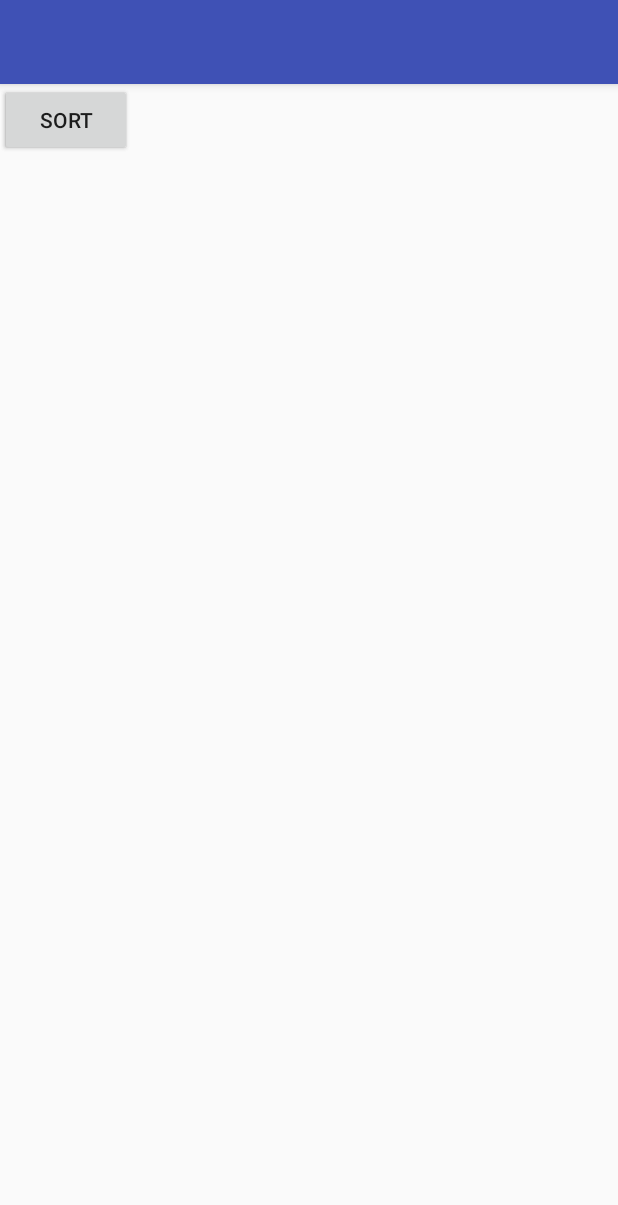
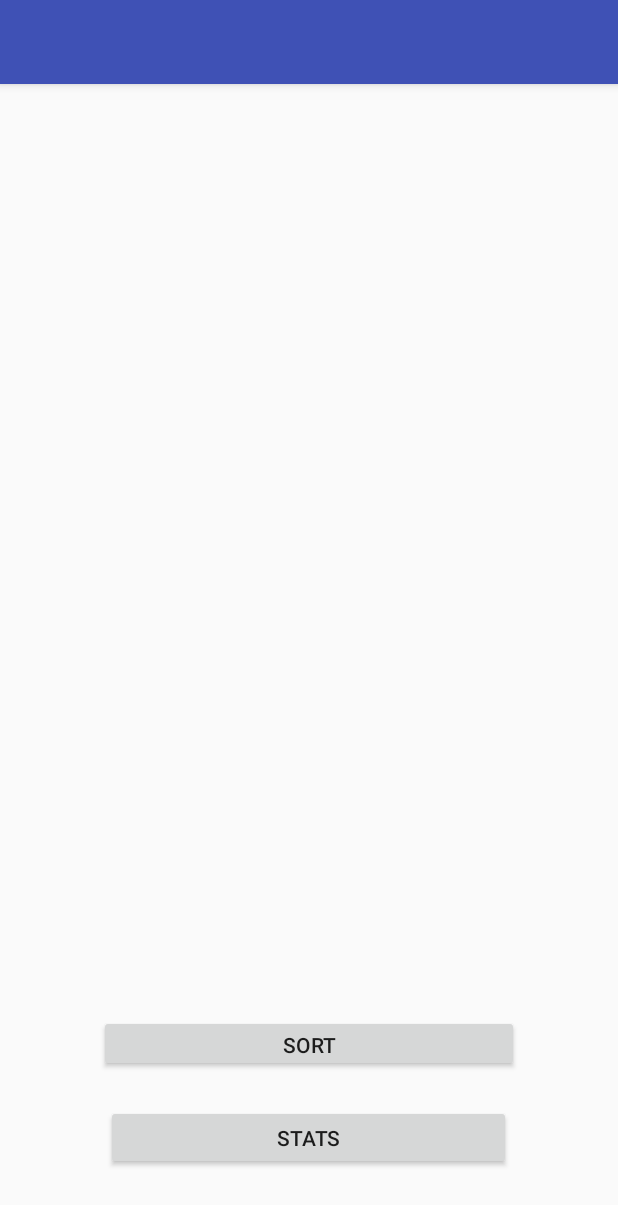
Before and after one commit to NickDuggar/RecycleMe, an Android app: the CameraActivity screen opened directly, with no data from a screen before it, on a phone screen of 412 x 824 dp. Shown: the top 1205 px of the screen. Run offline under Robolectric (Android 15) with nearby library versions, the phone set to English and light mode, and no system bars.

```diff
--- a/app/src/main/java/recycleme/nickduggar/com/recycleme/CameraActivity.java
+++ b/app/src/main/java/recycleme/nickduggar/com/recycleme/CameraActivity.java
@@ -31,7 +31,9 @@ public class CameraActivity extends AppCompatActivity {
     @Override
     protected void onActivityResult(int requestCode, int resultCode, Intent data) {
         super.onActivityResult(requestCode, resultCode, data);
-
+        Intent intent = new Intent(CameraActivity.this, IdentifyActivity.class);
+        intent.putExtra("uri", data.getData());
+        startActivity(intent);
 
     }
     private void galleryAddPic() {
@@ -48,7 +50,7 @@ public class CameraActivity extends AppCompatActivity {
         // Create an image file name
         String timeStamp = new SimpleDateFormat("yyyyMMdd_HHmmss", Locale.US).format(new Date());
         String imageFileName = "JPEG_" + timeStamp + "_";
-        File storageDir = getExternalFilesDir(Environment.DIRECTORY_PICTURES);
+        File storageDir = new File("my_images");
         File image = File.createTempFile(
                 imageFileName,  /* prefix */
                 ".jpg",         /* suffix */
--- a/app/src/main/res/layout/activity_main.xml
+++ b/app/src/main/res/layout/activity_main.xml
@@ -1,5 +1,5 @@
 <?xml version="1.0" encoding="utf-8"?>
-<android.support.constraint.ConstraintLayout xmlns:android="http://schemas.android.com/apk/res/android"
+<RelativeLayout xmlns:android="http://schemas.android.com/apk/res/android"
     xmlns:app="http://schemas.android.com/apk/res-auto"
     xmlns:tools="http://schemas.android.com/tools"
     android:layout_width="match_parent"
@@ -8,19 +8,26 @@
 
     <Button
         android:id="@+id/button"
-        android:layout_width="wrap_content"
-        android:layout_height="wrap_content"
+        android:layout_width="270dp"
+        android:layout_height="43dp"
+        android:layout_alignParentBottom="true"
+        android:layout_centerHorizontal="true"
+        android:layout_marginBottom="44dp"
         android:onClick="stats"
         android:text="Stats"
-        tools:layout_editor_absoluteX="147dp"
-        tools:layout_editor_absoluteY="426dp" />
+        app:layout_constraintEnd_toEndOf="@+id/button2"
+        app:layout_constraintStart_toStartOf="@+id/button2"
+        tools:layout_editor_absoluteY="431dp" />
 
     <Button
         android:id="@+id/button2"
-        android:layout_width="wrap_content"
-        android:layout_height="wrap_content"
+        android:layout_width="280dp"
+        android:layout_height="38dp"
+        android:layout_alignParentBottom="true"
+        android:layout_centerHorizontal="true"
+        android:layout_marginBottom="109dp"
         android:onClick="sort"
         android:text="Sort"
-        tools:layout_editor_absoluteX="147dp"
-        tools:layout_editor_absoluteY="360dp" />
-</android.support.constraint.ConstraintLayout>
+        tools:layout_editor_absoluteX="53dp"
+        tools:layout_editor_absoluteY="370dp" />
+</RelativeLayout>
```
Also changed, not shown: app/src/main/java/recycleme/nickduggar/com/recycleme/MainActivity.java (+65 -2 lines).
